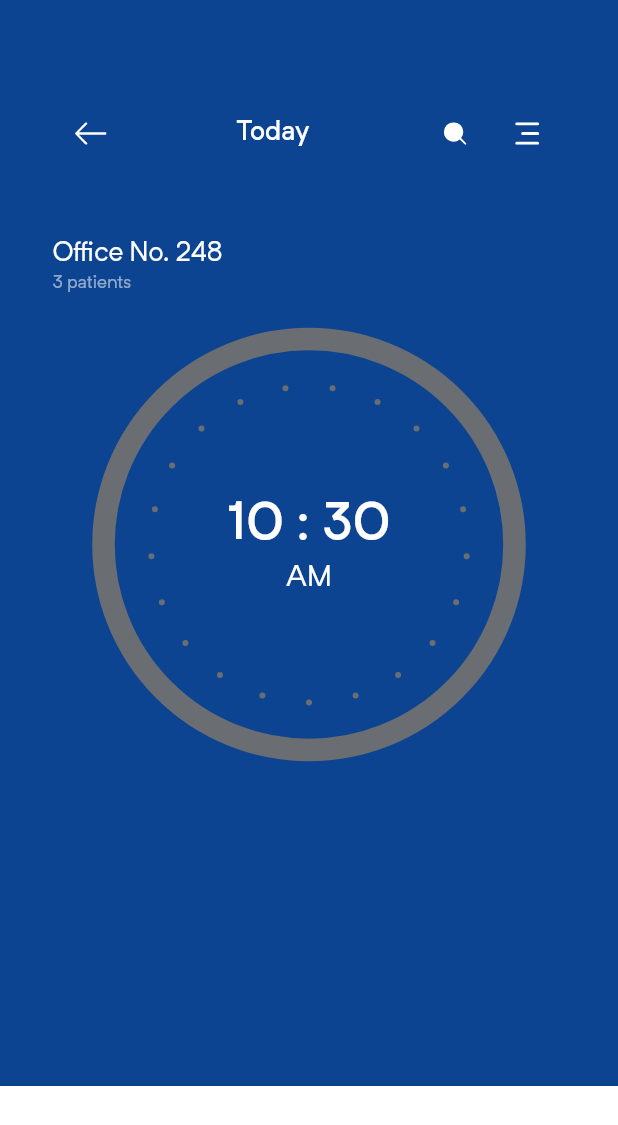
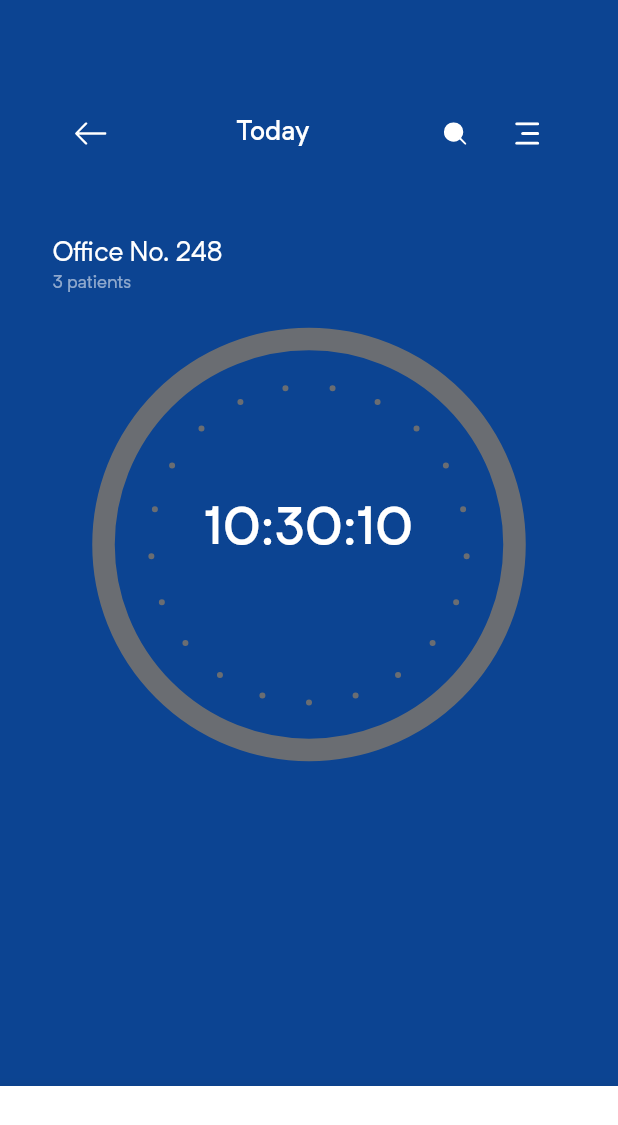
Before and after one commit to Miplex/Pharmagy, a Flutter app: the ClockScreenWidget screen opened by its route, on a phone screen of 412 x 824 dp. Shown: the top 1125 px of the screen. Run offline on Flutter 3.47's test engine with Material 2 defaults, Android fonts, the phone set to English and light mode, and no system bars; our stand-ins replace badges, bloc, equatable, flutter_bloc, flutter_svg, get_it and 2 more; accounts and stored records are empty; network calls fail.

Commit message:
add clock widget with cubit

```diff
--- a/lib/screens/calendar_screen/calendar_screen_widget.dart
+++ b/lib/screens/calendar_screen/calendar_screen_widget.dart
@@ -1,13 +1,13 @@
 import 'package:flutter/material.dart';
 import 'package:pharmagy/screens/home_screen/widgets/bottom_app_bar_widget.dart';
-import 'package:pharmagy/screens/home_screen/widgets/floating_action_button_widget.dart';
+//import 'package:pharmagy/screens/home_screen/widgets/floating_action_button_widget.dart';
 
 class CalendarScreenWidget extends StatelessWidget {
   const CalendarScreenWidget({Key? key}) : super(key: key);
 
   void onChangedColorIcon(int index) {
     index = index;
-    print(' CalendarScreenWidge: $index');
+    //print(' CalendarScreenWidge: $index');
   }
 
   @override
--- a/lib/screens/clock_screen/clock_screen_widget.dart
+++ b/lib/screens/clock_screen/clock_screen_widget.dart
@@ -1,17 +1,19 @@
 import 'package:flutter/material.dart';
+import 'package:flutter_bloc/flutter_bloc.dart';
 import 'package:flutter_svg/svg.dart';
 import 'package:intl/intl.dart';
 import 'package:pharmagy/constants/constants.dart';
 import 'package:pharmagy/screens/clock_screen/paint_clock_widget.dart';
+
+import 'cubit/clock_screen_cubit.dart';
 
 class ClockScreenWidget extends StatelessWidget {
   const ClockScreenWidget({Key? key}) : super(key: key);
 
   @override
   Widget build(BuildContext context) {
-    final now = DateTime.now();
-    final time = DateFormat('hh : mm').format(now);
-    final timeFormat = DateFormat('a').format(now);
+
+    BlocProvider.of<ClockScreenCubit>(context).changeTime();
     return Container(
       decoration: const BoxDecoration(
         gradient: kClockBackgroundColor,
@@ -38,7 +40,10 @@ class ClockScreenWidget extends StatelessWidget {
                   children: [
                     IconButton(
                       splashColor: Colors.transparent,
-                      onPressed: () {},
+                      onPressed: () {
+                        //Test
+                       // BlocProvider.of<ClockScreenCubit>(context).changeTime();
+                      },
                       icon: SvgPicture.asset(
                           'assets/images/icons/Search_icon.svg',
                           width: 15),
@@ -82,13 +87,26 @@ class ClockScreenWidget extends StatelessWidget {
                     child: Column(
                         mainAxisAlignment: MainAxisAlignment.center,
                         children: [
-                          Text(
-                            time,
-                            style: kCardsWidgetPrimaryTextStyle.copyWith(
-                                fontSize: 35),
+                          BlocBuilder<ClockScreenCubit, ClockScreenState>(
+                            builder: (context, state) {
+                              if (state is ClockUpdateState) {
+                                 print('ClockUpdateState');
+                                 print(state);
+                                return SizedBox(
+                                  height: 38,
+                                  width: 140,
+                                  child: Text(
+                                    state.time,
+                                    style: kCardsWidgetPrimaryTextStyle.copyWith(
+                                        fontSize: 35),
+                                  ),
+                                );
+                              }
+                              return const SizedBox();
+                            },
                           ),
                           Text(
-                            timeFormat,
+                            '', // timeFormat,
                             style: kCardsWidgetSecondTextStyle.copyWith(
                                 fontSize: 20.0),
                           ),
@@ -99,12 +117,13 @@ class ClockScreenWidget extends StatelessWidget {
             ),
           ],
         ),
-        bottomNavigationBar:  BottomAppBar(
+        bottomNavigationBar: BottomAppBar(
           child: Row(
             children: [
               Container(
-              color: Colors.white,
-              height: 100.0,),
+                color: Colors.white,
+                height: 100.0,
+              ),
             ],
           ),
         ),
--- /dev/null
+++ b/lib/screens/clock_screen/cubit/clock_screen_state.dart
@@ -0,0 +1,19 @@
+part of 'clock_screen_cubit.dart';
+
+abstract class ClockScreenState extends Equatable {
+}
+
+class ClockScreenInitialState extends ClockScreenState {
+  @override
+  List<Object?> get props => [];
+}
+
+class ClockUpdateState extends ClockScreenState {
+  final String time;
+
+ ClockUpdateState({required this.time});
+
+  @override
+  List<Object?> get props => [time];
+
+}
--- a/lib/screens/clock_screen/paint_clock_widget.dart
+++ b/lib/screens/clock_screen/paint_clock_widget.dart
@@ -40,7 +40,7 @@ class PaintClockWidget extends CustomPainter {
         circle2,
       );
     }
-    print(radius / 8);
+   // print(radius / 8);
 // while (startY < 20) {
 //       canvas.drawCircle(Offset(0.0, startY + dashWidth),2.0, circle2);
 //       startY += dashWidth + dashSpace;
--- a/lib/screens/home_screen/widgets/schedule_appointment_widget/schedule_appointment_widget.dart
+++ b/lib/screens/home_screen/widgets/schedule_appointment_widget/schedule_appointment_widget.dart
@@ -118,7 +118,7 @@ class ScheduleAppointmentWidget extends StatelessWidget {
                           SheduleAppointmentState>(
                         builder: (context, state) {
                           if (state is SheduleListCardState) {
-                            print('SheduleListCardState');
+                            //print('SheduleListCardState');
                             //print(state.allItemsCard.length);
                             return ListView.builder(
                                 controller: controller,
--- a/pubspec.yaml
+++ b/pubspec.yaml
@@ -84,7 +84,7 @@ flutter:
     - assets/images/icons/Calendar_inactive.svg
     - assets/images/icons/anesthesia_oval.svg
     - assets/images/icons/anesthesia.svg
-    - assets/images/icons/anesthesia_inactive.svg
+    # - assets/images/icons/anesthesia_inactive.svg
     - assets/images/icons/mounthwash_2.svg
     - assets/images/icons/appointment_2.svg
     - assets/images/icons/clock/Arrow.svg
```
Also changed, not shown: lib/main.dart (+7 -0 lines), lib/screens/clock_screen/cubit/clock_screen_cubit.dart (added, +40 -0 lines), pubspec.lock.
